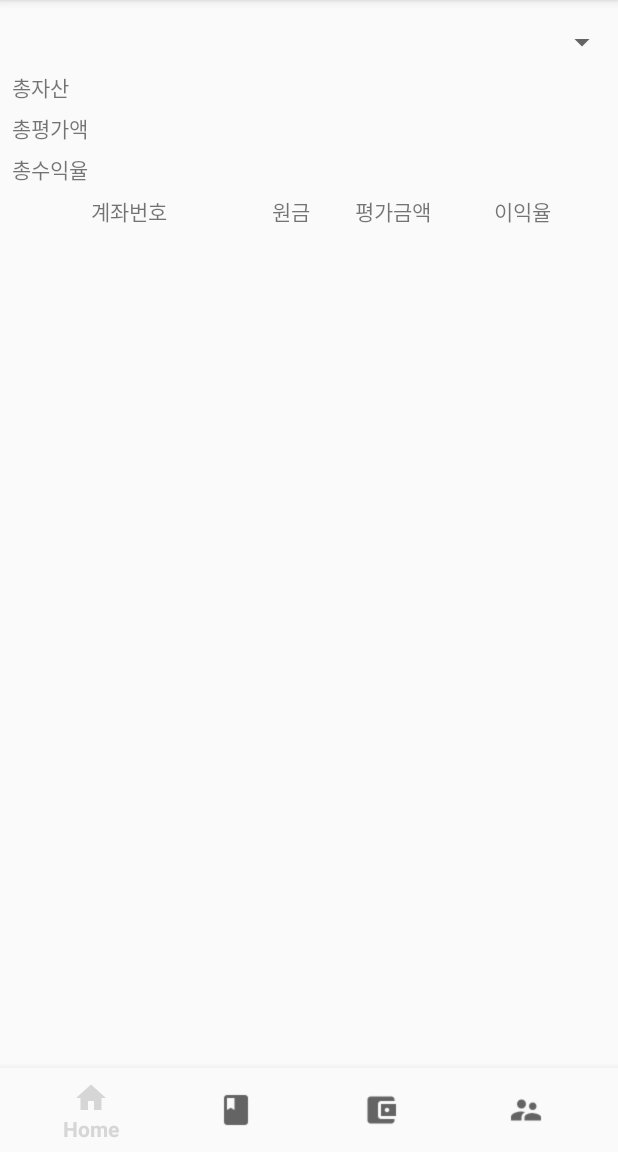
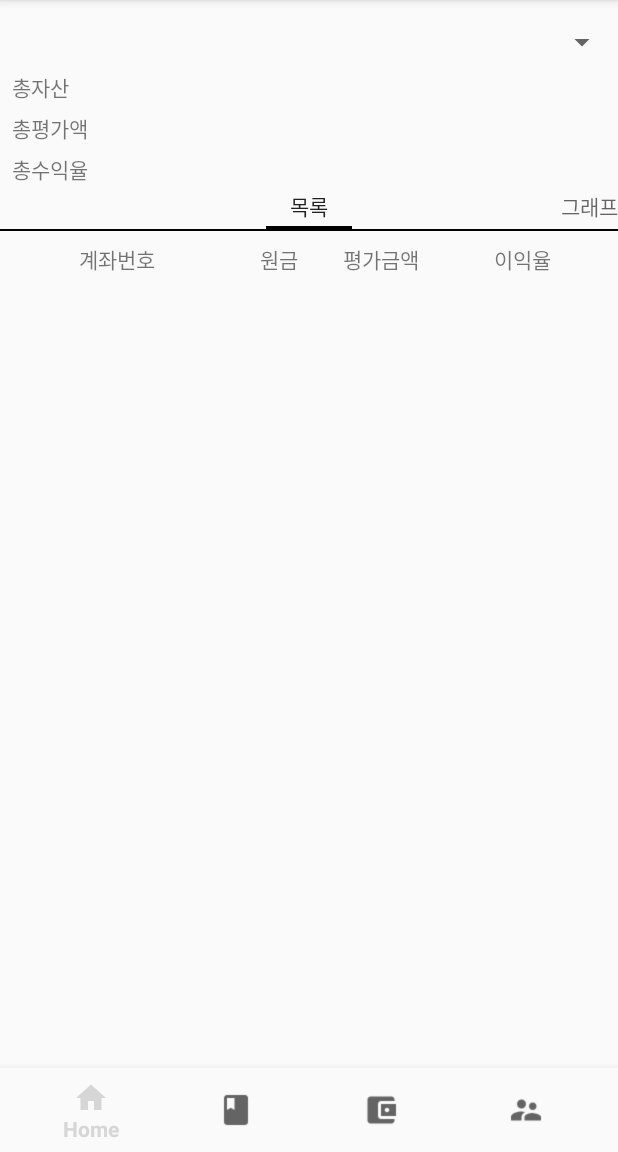
Before and after one commit to watering95/MoneyRecord, an Android app: the screen it shows after launch (MainActivity), on a phone screen of 412 x 824 dp, the part 84-1236 px from its top. Run offline under Robolectric (Android 15) with nearby library versions, the phone set to English and light mode, and no system bars; our stand-ins replace Firebase (no records; nobody signed in at launch, a user with empty details on screens opened directly), Room's generated code, data binding; libraries missing offline, so code that uses them is left out: com.firebase.ui; 7 statements that could not run were skipped.

Commit message:
Add ViewPager in FragmentHome

```diff
--- a/app/src/main/java/com/watering/moneyrecord/daos/DaoDairyTotal.kt
+++ b/app/src/main/java/com/watering/moneyrecord/daos/DaoDairyTotal.kt
@@ -13,18 +13,10 @@ interface DaoDairyTotal {
     fun get(id_account:Int?, date:String?): LiveData<DairyTotal>
 
     @Query("SELECT * FROM tbl_Info_Dairy_Total WHERE id_account = :id_account ORDER BY date DESC")
-    fun getLogs(id_account: Int?): LiveData<List<DairyTotal>>
+    fun getOrderByDate(id_account: Int?): LiveData<List<DairyTotal>>
 
     @Query("SELECT date FROM tbl_Info_Dairy_Total WHERE id_account = :id_account AND date > :date")
     fun getAfter(id_account: Int?, date: String?): LiveData<List<String>>
-
-    @Query("SELECT (A.evaluation + B.evaluation) AS evaluation, (C.principal + D.principal) AS principal, ((A.evaluation + B.evaluation) / (C.principal + D.principal) * 100) AS rate, :date AS date, :id_account AS id_account FROM " +
-            "(SELECT evaluation FROM tbl_Info_IO WHERE id_account = :id_account AND date <= :date ORDER BY date DESC LIMIT 1) AS A," +
-            "(SELECT SUM(evaluation) AS evaluation FROM tbl_Info_IO_Foreign WHERE id_account = :id_account AND date <= :date GROUP BY id_currency) AS B," +
-            "(SELECT principal FROM tbl_Info_Dairy WHERE id_account = :id_account AND date <= :date ORDER BY date DESC LIMIT 1) AS C," +
-            "(SELECT SUM(principal_krw) AS principal FROM tbl_Info_Dairy_Foreign WHERE id_account = :id_account AND date <= :date GROUP BY id_currency) AS D")
-    fun getLast(id_account:Int?, date:String?): LiveData<DairyTotal>
-
 
     @Insert
     fun insert(dairy: DairyTotal)
--- a/app/src/main/java/com/watering/moneyrecord/fragments/FragmentAccounts.kt
+++ b/app/src/main/java/com/watering/moneyrecord/fragments/FragmentAccounts.kt
@@ -91,7 +91,7 @@ class FragmentAccounts : Fragment() {
                 Transformations.map(getAccountByNumber(list[indexOfAccount])) { account -> account.id }
             }.observe(this@FragmentAccounts, Observer { id -> id?.let {
                 idAccount = id
-                getLogs(idAccount).observe(this@FragmentAccounts, Observer { logs -> logs?.let {
+                getDairyTotalOrderByDate(idAccount).observe(this@FragmentAccounts, Observer { logs -> logs?.let {
                     this@FragmentAccounts.logs = logs
                     binding.recyclerviewFragmentAccounts.run {
                         adapter = RecyclerViewAdapterAccounts(logs) { position -> itemClicked(position) }
--- a/app/src/main/java/com/watering/moneyrecord/fragments/FragmentHome.kt
+++ b/app/src/main/java/com/watering/moneyrecord/fragments/FragmentHome.kt
@@ -9,13 +9,12 @@ import androidx.databinding.Observable
 import androidx.fragment.app.Fragment
 import androidx.lifecycle.Observer
 import androidx.lifecycle.ViewModelProviders
-import androidx.recyclerview.widget.LinearLayoutManager
+import androidx.viewpager.widget.ViewPager
 import com.watering.moneyrecord.BR
 import com.watering.moneyrecord.R
 import com.watering.moneyrecord.databinding.FragmentHomeBinding
-import com.watering.moneyrecord.entities.Home
 import com.watering.moneyrecord.model.Processing
-import com.watering.moneyrecord.view.RecyclerViewAdapterHome
+import com.watering.moneyrecord.view.PagerAdapterHome
 import com.watering.moneyrecord.viewmodel.ViewModelHome
 
 class FragmentHome : Fragment() {
@@ -43,22 +42,19 @@ class FragmentHome : Fragment() {
                 }
             })
         }
-    }
+        binding.viewpagerFragmentHome.run{
+            adapter = PagerAdapterHome(childFragmentManager)
+            addOnPageChangeListener(object:ViewPager.OnPageChangeListener {
+                override fun onPageScrollStateChanged(state: Int) {
+                }
 
-    private fun itemClicked(position: Int) {
-        binding.viewmodel?.run {
-        }
-    }
+                override fun onPageScrolled(position: Int, positionOffset: Float, positionOffsetPixels: Int) {
+                }
 
-    private fun onChangedRecyclerView(list: List<Home>) {
-        binding.viewmodel?.run {
-            binding.recyclerviewFragmentHome.run {
-                if(adapter == null) {
-                    setHasFixedSize(true)
-                    layoutManager = LinearLayoutManager(this@FragmentHome.context)
+                override fun onPageSelected(position: Int) {
                 }
-                adapter = RecyclerViewAdapterHome(list, totalEvaluation.toDouble()) { position -> itemClicked(position) }
-            }
+
+            })
         }
     }
 
@@ -72,7 +68,6 @@ class FragmentHome : Fragment() {
                         totalEvaluation += home.evaluationKRW!!
                         totalPrincipal += home.principalKRW!!
                     }
-                    onChangedRecyclerView(listOfHomes)
                 } })
             } else {
                 listOfGroup.observe(this@FragmentHome, Observer { listOfGroup -> listOfGroup?.let {
@@ -83,7 +78,6 @@ class FragmentHome : Fragment() {
                             totalEvaluation += home.evaluationKRW!!
                             totalPrincipal += home.principalKRW!!
                         }
-                        onChangedRecyclerView(listOfHomes)
                     } })
                 } })
             }
--- /dev/null
+++ b/app/src/main/java/com/watering/moneyrecord/fragments/FragmentHomeGraph.kt
@@ -0,0 +1,31 @@
+package com.watering.moneyrecord.fragments
+
+import android.os.Bundle
+import android.view.*
+import androidx.databinding.DataBindingUtil.inflate
+import androidx.fragment.app.Fragment
+import androidx.fragment.app.FragmentManager
+import com.watering.moneyrecord.MainActivity
+import com.watering.moneyrecord.R
+import com.watering.moneyrecord.databinding.FragmentHomeGraphBinding
+import com.watering.moneyrecord.viewmodel.ViewModelApp
+
+class FragmentHomeGraph : Fragment() {
+    private lateinit var mViewModel: ViewModelApp
+    private lateinit var binding: FragmentHomeGraphBinding
+    private val mFragmentManager by lazy { (activity as MainActivity).supportFragmentManager as FragmentManager }
+
+    override fun onCreateView(inflater: LayoutInflater, container: ViewGroup?, savedInstanceState: Bundle?): View? {
+        binding = inflate(inflater, R.layout.fragment_home_graph, container, false)
+        initLayout()
+        return binding.root
+    }
+    private fun initLayout() {
+        val activity = activity as MainActivity
+
+        mViewModel = activity.mViewModel
+
+        setHasOptionsMenu(false)
+    }
+
+}
--- /dev/null
+++ b/app/src/main/java/com/watering/moneyrecord/fragments/FragmentHomeList.kt
@@ -0,0 +1,61 @@
+package com.watering.moneyrecord.fragments
+
+import android.os.Bundle
+import android.view.*
+import androidx.databinding.DataBindingUtil.inflate
+import androidx.fragment.app.Fragment
+import androidx.fragment.app.FragmentManager
+import androidx.lifecycle.Observer
+import androidx.recyclerview.widget.LinearLayoutManager
+import com.watering.moneyrecord.MainActivity
+import com.watering.moneyrecord.R
+import com.watering.moneyrecord.databinding.FragmentHomeListBinding
+import com.watering.moneyrecord.entities.Home
+import com.watering.moneyrecord.entities.Income
+import com.watering.moneyrecord.view.RecyclerViewAdapterHomeList
+import com.watering.moneyrecord.viewmodel.ViewModelApp
+
+class FragmentHomeList : Fragment() {
+    private lateinit var mViewModel: ViewModelApp
+    private lateinit var binding: FragmentHomeListBinding
+    private val mFragmentManager by lazy { (activity as MainActivity).supportFragmentManager as FragmentManager }
+
+    override fun onCreateView(inflater: LayoutInflater, container: ViewGroup?, savedInstanceState: Bundle?): View? {
+        binding = inflate(inflater, R.layout.fragment_home_list, container, false)
+        initLayout()
+        return binding.root
+    }
+
+    private fun initLayout() {
+        val activity = activity as MainActivity
+
+        mViewModel = activity.mViewModel
+        TODO("group을 넘겨받")
+        val group = "가계"
+        mViewModel.getHomesByGroup(group).observe(this, Observer { listOfHomes -> listOfHomes?.let {
+            var totalEvaluation = 0
+
+            it.forEach { home ->
+                totalEvaluation += home.evaluationKRW!!
+            }
+
+            onChangedRecyclerView(it, totalEvaluation)
+        } })
+
+        setHasOptionsMenu(false)
+    }
+
+    private fun itemClicked(item: Int) {
+
+    }
+
+    private fun onChangedRecyclerView(list: List<Home>, totalEvaluation: Int) {
+        binding.recyclerviewFragmentHomeList.run {
+            if(adapter == null) {
+                setHasFixedSize(true)
+                layoutManager = LinearLayoutManager(this@FragmentHomeList.context)
+            }
+            adapter = RecyclerViewAdapterHomeList(list, totalEvaluation.toDouble()) { position -> itemClicked(position) }
+        }
+    }
+}
--- a/app/src/main/java/com/watering/moneyrecord/model/AppRepository.kt
+++ b/app/src/main/java/com/watering/moneyrecord/model/AppRepository.kt
@@ -91,7 +91,7 @@ class AppRepository(val application: Application, private val scope: CoroutineSc
     fun getDairyForeign(id_account: Int?, date: String?, currency: Int?) = daoDairyForeign.get(id_account, date, currency)
     fun getDairyTotal(id_account: Int?, date: String?) = daoDairyTotal.get(id_account, date)
 
-    fun getLogs(id_account: Int?) = daoDairyTotal.getLogs(id_account)
+    fun getDairyTotalOrderByDate(id_account: Int?) = daoDairyTotal.getOrderByDate(id_account)
 
     fun getAfterDairyKRW(id_account: Int?, date: String?) = daoDairyKRW.getAfter(id_account, date)
     fun getAfterDairyForeign(id_account: Int?, date: String?, currency: Int?) = daoDairyForeign.getAfter(id_account, date, currency)
@@ -103,7 +103,6 @@ class AppRepository(val application: Application, private val scope: CoroutineSc
     fun getLastDairyKRW(id_account: Int?, date: String?) = daoDairyKRW.getLast(id_account, date)
     fun getLastIOForeign(id_account: Int?, date: String?) = daoIOForeign.getLast(id_account, date)
     fun getLastDairyForeign(id_account: Int?, date: String?) = daoDairyForeign.getLast(id_account, date)
-    fun getLastDiaryTotal(id_account: Int?, date: String?) = daoDairyTotal.getLast(id_account, date)
 
     fun sumOfSpendCashForDate(id_account: Int?, date: String?) = daoSpend.sumOfSpendCash(id_account, date)
     fun sumOfSpendCardForDate(id_account: Int?, date: String?) = daoSpend.sumOfSpendCard(id_account, date)
--- /dev/null
+++ b/app/src/main/java/com/watering/moneyrecord/view/PagerAdapterHome.kt
@@ -0,0 +1,31 @@
+package com.watering.moneyrecord.view
+
+import androidx.fragment.app.Fragment
+import androidx.fragment.app.FragmentManager
+import androidx.fragment.app.FragmentPagerAdapter
+import com.watering.moneyrecord.fragments.FragmentBookIncome
+import com.watering.moneyrecord.fragments.FragmentBookSpend
+import com.watering.moneyrecord.fragments.FragmentHomeGraph
+import com.watering.moneyrecord.fragments.FragmentHomeList
+
+class PagerAdapterHome(fm: FragmentManager): FragmentPagerAdapter(fm) {
+    private val fragmentHomeList = FragmentHomeList()
+    private val fragmentHomeGraph = FragmentHomeGraph()
+    private val titles = arrayOf("목록", "그래프")
+
+    override fun getItem(position: Int): Fragment {
+        return when(position) {
+            0 -> { fragmentHomeList }
+            1 -> { fragmentHomeGraph }
+            else -> { fragmentHomeList }
+        }
+    }
+
+    override fun getCount(): Int {
+        return 2
+    }
+
+    override fun getPageTitle(position: Int): CharSequence? {
+        return titles[position]
+    }
+}
--- a/app/src/main/java/com/watering/moneyrecord/view/RecyclerViewAdapterHome.kt
+++ b/app/src/main/java/com/watering/moneyrecord/view/RecyclerViewAdapterHomeList.kt
@@ -10,10 +10,10 @@ import com.watering.moneyrecord.entities.Home
 import java.text.DecimalFormat
 import java.util.*
 
-class RecyclerViewAdapterHome(val lists:List<Home>, private val total:Double, private val clickListener: (Int) -> Unit): RecyclerView.Adapter<RecyclerViewAdapterHome.ViewHolder>() {
+class RecyclerViewAdapterHomeList(val lists:List<Home>, private val total:Double, private val clickListener: (Int) -> Unit): RecyclerView.Adapter<RecyclerViewAdapterHomeList.ViewHolder>() {
     override fun onCreateViewHolder(parent: ViewGroup, viewType: Int): ViewHolder {
         val cardView = LayoutInflater.from(parent.context)
-            .inflate(R.layout.card_home, parent, false)
+            .inflate(R.layout.card_home_list, parent, false)
 
         return ViewHolder(cardView)
     }
--- a/app/src/main/java/com/watering/moneyrecord/viewmodel/ViewModelApp.kt
+++ b/app/src/main/java/com/watering/moneyrecord/viewmodel/ViewModelApp.kt
@@ -68,13 +68,11 @@ open class ViewModelApp(application: Application) : AndroidViewModel(application
     fun getCardByCode(code: String?) = repository.getCardByCode(code)
     fun getCardByNumber(number: String?) = repository.getCardByNumber(number)
     fun getLastSpendCode(date: String?) = repository.getLastSpendCode(date)
-    fun getLogs(idAccount: Int?) = repository.getLogs(idAccount)
+    fun getDairyTotalOrderByDate(idAccount: Int?) = repository.getDairyTotalOrderByDate(idAccount)
 
     fun getAfterDairyKRW(idAccount: Int?, date: String?) = repository.getAfterDairyKRW(idAccount, date)
     fun getAfterDairyForeign(idAccount: Int?, date: String?, currency: Int?) = repository.getAfterDairyForeign(idAccount, date, currency)
     fun getAfterDairyTotal(idAccount: Int?, date: String?) = repository.getAfterDairyTotal(idAccount, date)
-
-    fun getLastDairyTotal(idAccount: Int?, date: String?) = repository.getLastDiaryTotal(idAccount, date)
 
     fun loadingIOKRW(idAccount: Int?, date: String?): LiveData<IOKRW> {
         return Transformations.switchMap(getPreviousEvaluationOfKRW(idAccount, date)) { previousEvaluation ->
@@ -165,7 +163,6 @@ open class ViewModelApp(application: Application) : AndroidViewModel(application
             }
         }
     }
-
     fun loadingDairyTotal(idAccount: Int?, date: String?): LiveData<DairyTotal> {
         return Transformations.switchMap(getLastDairyForeign(idAccount, date)) { listOf_last_dairy_foreign ->
             Transformations.switchMap(getLastIOForeign(idAccount, date)) { listOf_last_io_foreign ->
--- a/app/src/main/res/layout/fragment_home.xml
+++ b/app/src/main/res/layout/fragment_home.xml
@@ -15,14 +15,20 @@
             android:layout_width="match_parent" android:layout_height="wrap_content" android:layout_marginTop="8dp"
             app:layout_constraintTop_toTopOf="parent" app:layout_constraintStart_toStartOf="parent"
             android:layout_marginStart="8dp" app:layout_constraintEnd_toEndOf="parent"/>
-        <androidx.recyclerview.widget.RecyclerView
-                android:layout_width="0dp"
+        <androidx.viewpager.widget.ViewPager
+                android:id="@+id/viewpager_fragment_home"
+                android:layout_width="match_parent"
                 android:layout_height="0dp"
-                android:id="@+id/recyclerview_fragment_home"
-                app:layout_constraintStart_toStartOf="parent" android:layout_marginStart="8dp"
-                app:layout_constraintEnd_toEndOf="parent" android:layout_marginEnd="8dp"
-                android:layout_marginBottom="8dp" app:layout_constraintBottom_toBottomOf="parent"
-                android:layout_marginTop="8dp" app:layout_constraintTop_toBottomOf="@+id/textView32"/>
+                app:layout_constraintTop_toBottomOf="@+id/text_total_rate_fragment_home"
+                app:layout_constraintBottom_toBottomOf="parent">
+            <androidx.viewpager.widget.PagerTabStrip
+                    android:layout_width="match_parent"
+                    android:layout_height="wrap_content">
+
+            </androidx.viewpager.widget.PagerTabStrip>
+
+        </androidx.viewpager.widget.ViewPager>
+
         <TextView
                 android:text="@string/total_principal"
                 android:layout_width="80dp"
@@ -74,39 +80,6 @@
                 app:layout_constraintEnd_toEndOf="parent"
                 android:layout_marginEnd="8dp" app:layout_constraintStart_toEndOf="@+id/textView27"
                 android:layout_marginStart="8dp"/>
-        <TextView
-                android:text="@string/account_number"
-                android:layout_width="140dp"
-                android:layout_height="wrap_content"
-                android:id="@+id/textView29" app:layout_constraintStart_toStartOf="parent"
-                android:layout_marginStart="16dp"
-                app:layout_constraintTop_toTopOf="@+id/textView30"
-                app:layout_constraintBottom_toBottomOf="@+id/textView30" android:textAlignment="center"/>
-        <TextView
-                android:text="@string/principal"
-                android:layout_width="60dp"
-                android:layout_height="wrap_content"
-                android:id="@+id/textView30" app:layout_constraintStart_toEndOf="@+id/textView29"
-                android:layout_marginStart="8dp"
-                app:layout_constraintTop_toTopOf="@+id/textView31"
-                app:layout_constraintBottom_toBottomOf="@+id/textView31" android:textAlignment="center"/>
-        <TextView
-                android:text="@string/evaluation"
-                android:layout_width="60dp"
-                android:layout_height="wrap_content"
-                android:id="@+id/textView31" app:layout_constraintStart_toEndOf="@+id/textView30"
-                android:layout_marginStart="8dp"
-                app:layout_constraintTop_toTopOf="@+id/textView32"
-                app:layout_constraintBottom_toBottomOf="@+id/textView32" android:textAlignment="center"/>
-        <TextView
-                android:text="@string/profit"
-                android:layout_width="wrap_content"
-                android:layout_height="wrap_content"
-                android:id="@+id/textView32" app:layout_constraintStart_toEndOf="@+id/textView31"
-                android:layout_marginStart="8dp" app:layout_constraintEnd_toEndOf="parent"
-                android:layout_marginEnd="16dp" android:layout_marginTop="8dp"
-                app:layout_constraintTop_toBottomOf="@+id/text_total_rate_fragment_home"
-                android:textAlignment="center"/>
 
     </androidx.constraintlayout.widget.ConstraintLayout>
 </layout>
--- /dev/null
+++ b/app/src/main/res/layout/fragment_home_graph.xml
@@ -0,0 +1,17 @@
+<?xml version="1.0" encoding="utf-8"?>
+<layout xmlns:android="http://schemas.android.com/apk/res/android" xmlns:app="http://schemas.android.com/apk/res-auto">
+    <data>
+
+    </data>
+    <androidx.coordinatorlayout.widget.CoordinatorLayout
+            android:id="@+id/fragment_home_graph"
+            android:layout_width="match_parent"
+            android:layout_height="match_parent">
+        <androidx.constraintlayout.widget.ConstraintLayout android:layout_width="match_parent"
+                                                           android:layout_height="wrap_content">
+
+
+        </androidx.constraintlayout.widget.ConstraintLayout>
+
+    </androidx.coordinatorlayout.widget.CoordinatorLayout>
+</layout>
--- /dev/null
+++ b/app/src/main/res/layout/fragment_home_list.xml
@@ -0,0 +1,61 @@
+<?xml version="1.0" encoding="utf-8"?>
+<layout xmlns:tools="http://schemas.android.com/tools" xmlns:android="http://schemas.android.com/apk/res/android" xmlns:app="http://schemas.android.com/apk/res-auto">
+    <data>
+
+    </data>
+    <androidx.coordinatorlayout.widget.CoordinatorLayout
+            android:id="@+id/fragment_home_list"
+            android:layout_width="match_parent"
+            android:layout_height="match_parent">
+        <androidx.constraintlayout.widget.ConstraintLayout android:layout_width="match_parent"
+                                                           android:layout_height="wrap_content">
+            <TextView
+                    android:text="@string/account_number"
+                    android:layout_width="140dp"
+                    android:layout_height="wrap_content"
+                    android:id="@+id/textView29"
+                    android:textAlignment="center" android:layout_marginStart="8dp"
+                    app:layout_constraintStart_toStartOf="parent" app:layout_constraintTop_toTopOf="parent"
+                    android:layout_marginTop="8dp"/>
+            <TextView
+                    android:text="@string/principal"
+                    android:layout_width="60dp"
+                    android:layout_height="wrap_content"
+                    android:id="@+id/textView30"
+                    android:textAlignment="center"
+                    app:layout_constraintStart_toEndOf="@+id/textView29" android:layout_marginStart="8dp"
+                    app:layout_constraintTop_toTopOf="@+id/textView29"
+                    app:layout_constraintBottom_toBottomOf="@+id/textView29"/>
+            <TextView
+                    android:text="@string/evaluation"
+                    android:layout_width="60dp"
+                    android:layout_height="wrap_content"
+                    android:id="@+id/textView31"
+                    android:textAlignment="center"
+                    app:layout_constraintTop_toTopOf="@+id/textView30"
+                    app:layout_constraintStart_toEndOf="@+id/textView30" android:layout_marginStart="8dp"
+                    app:layout_constraintBottom_toBottomOf="@+id/textView30"/>
+            <TextView
+                    android:text="@string/profit"
+                    android:layout_width="wrap_content"
+                    android:layout_height="wrap_content"
+                    android:id="@+id/textView32"
+                    android:textAlignment="center"
+                    app:layout_constraintStart_toEndOf="@+id/textView31" android:layout_marginStart="8dp"
+                    app:layout_constraintTop_toTopOf="@+id/textView31"
+                    app:layout_constraintBottom_toBottomOf="@+id/textView31" app:layout_constraintEnd_toEndOf="parent"
+                    android:layout_marginEnd="8dp"/>
+            <androidx.recyclerview.widget.RecyclerView
+                    android:id="@+id/recyclerview_fragment_home_list"
+                    android:layout_width="match_parent"
+                    android:layout_height="wrap_content"
+                    tools:layout_editor_absoluteX="0dp" android:layout_marginTop="8dp"
+                    app:layout_constraintTop_toBottomOf="@+id/textView32"
+                    app:layout_constraintBottom_toBottomOf="parent">
+
+            </androidx.recyclerview.widget.RecyclerView>
+
+        </androidx.constraintlayout.widget.ConstraintLayout>
+
+    </androidx.coordinatorlayout.widget.CoordinatorLayout>
+</layout>
```
Also changed, not shown: app/src/main/res/layout/card_home_list.xml (renamed from app/src/main/res/layout/card_home.xml).
